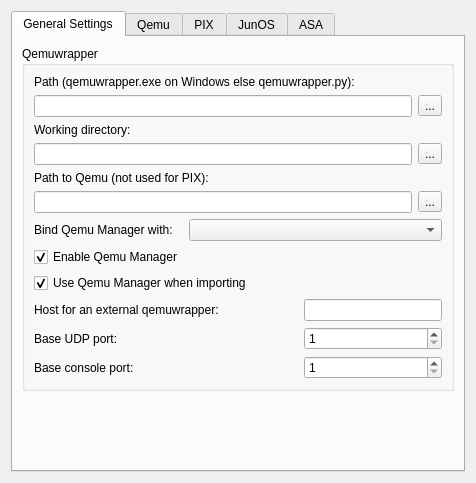
Old version of the form src/GNS3/Ui/ConfigurationPages/Form_PreferencesQemu.ui in the repository GNS3/gns3-legacy.
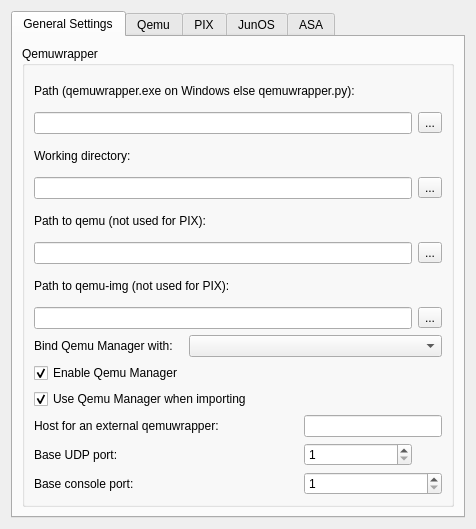
New version of the form.

Commit message: [*] Slow start all + qemu-img path option

Diff of the .ui file:
```diff
--- a/src/GNS3/Ui/ConfigurationPages/Form_PreferencesQemu.ui
+++ b/src/GNS3/Ui/ConfigurationPages/Form_PreferencesQemu.ui
@@ -7,7 +7,7 @@
     <x>0</x>
     <y>0</y>
     <width>476</width>
-    <height>483</height>
+    <height>529</height>
    </rect>
   </property>
   <property name="windowTitle">
@@ -70,7 +70,7 @@
           <item row="4" column="0" colspan="2">
            <widget class="QLabel" name="label_16">
             <property name="text">
-             <string>Path to Qemu (not used for PIX):</string>
+             <string>Path to qemu (not used for PIX):</string>
             </property>
            </widget>
           </item>
@@ -87,21 +87,41 @@
             </property>
            </widget>
           </item>
-          <item row="6" column="0">
+          <item row="6" column="0" colspan="2">
+           <widget class="QLabel" name="label_17">
+            <property name="text">
+             <string>Path to qemu-img (not used for PIX):</string>
+            </property>
+           </widget>
+          </item>
+          <item row="7" column="0" colspan="3">
+           <widget class="QLineEdit" name="lineEditQemuImgPath"/>
+          </item>
+          <item row="7" column="3">
+           <widget class="QToolButton" name="QemuImgPath_browser">
+            <property name="text">
+             <string>...</string>
+            </property>
+            <property name="toolButtonStyle">
+             <enum>Qt::ToolButtonTextOnly</enum>
+            </property>
+           </widget>
+          </item>
+          <item row="8" column="0">
            <widget class="QLabel" name="label_6">
             <property name="text">
              <string>Bind Qemu Manager with:</string>
             </property>
            </widget>
           </item>
-          <item row="6" column="1" colspan="3">
+          <item row="8" column="1" colspan="3">
            <widget class="QComboBox" name="comboBoxBinding">
             <property name="sizeAdjustPolicy">
              <enum>QComboBox::AdjustToMinimumContentsLength</enum>
             </property>
            </widget>
           </item>
-          <item row="7" column="0">
+          <item row="9" column="0">
            <widget class="QCheckBox" name="checkBoxEnableQemuManager">
             <property name="text">
              <string>Enable Qemu Manager</string>
@@ -111,7 +131,7 @@
             </property>
            </widget>
           </item>
-          <item row="8" column="0" colspan="3">
+          <item row="10" column="0" colspan="2">
            <widget class="QCheckBox" name="checkBoxQemuManagerImport">
             <property name="text">
              <string>Use Qemu Manager when importing</string>
@@ -121,7 +141,7 @@
             </property>
            </widget>
           </item>
-          <item row="9" column="0" colspan="2">
+          <item row="11" column="0" colspan="2">
            <widget class="QLabel" name="label_5">
             <property name="enabled">
              <bool>true</bool>
@@ -131,17 +151,17 @@
             </property>
            </widget>
           </item>
-          <item row="9" column="2" colspan="2">
+          <item row="11" column="2" colspan="2">
            <widget class="QLineEdit" name="lineEditHostExternalQemu"/>
           </item>
-          <item row="10" column="0">
+          <item row="12" column="0">
            <widget class="QLabel" name="label_31">
             <property name="text">
              <string>Base UDP port:</string>
             </property>
            </widget>
           </item>
-          <item row="10" column="2" colspan="2">
+          <item row="12" column="2">
            <widget class="QSpinBox" name="baseUDP">
             <property name="enabled">
              <bool>true</bool>
@@ -154,14 +174,14 @@
             </property>
            </widget>
           </item>
-          <item row="11" column="0">
+          <item row="13" column="0">
            <widget class="QLabel" name="label_30">
             <property name="text">
              <string>Base console port:</string>
             </property>
            </widget>
           </item>
-          <item row="11" column="2" colspan="2">
+          <item row="13" column="2" colspan="2">
            <widget class="QSpinBox" name="baseConsole">
             <property name="enabled">
              <bool>true</bool>
@@ -177,19 +197,6 @@
          </layout>
         </widget>
        </item>
-       <item>
-        <spacer name="verticalSpacer_3">
-         <property name="orientation">
-          <enum>Qt::Vertical</enum>
-         </property>
-         <property name="sizeHint" stdset="0">
-          <size>
-           <width>20</width>
-           <height>115</height>
-          </size>
-         </property>
-        </spacer>
-       </item>
       </layout>
      </widget>
      <widget class="QWidget" name="tab_4">
```
The commit also changes 38 other files.
